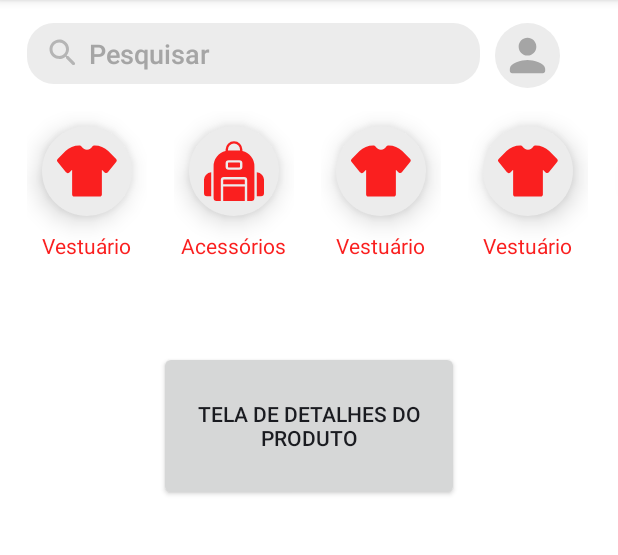
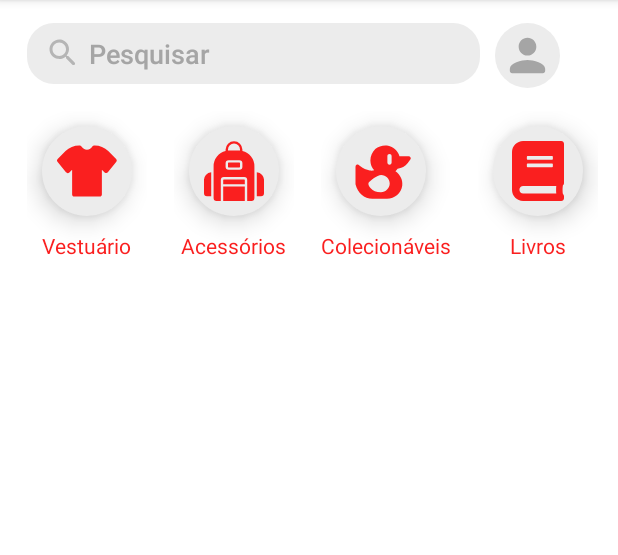
Before and after one commit to dixdixtech/AppAnicon, an Android app: the layout activity_main.xml on its own in the app's theme, with its tools: preview values and no code run, on a phone screen of 412 x 824 dp, the part 84-639 px from its top. Run offline under Robolectric (Android 15) with nearby library versions, the light colour scheme and no system bars.

Commit message:
Adicionando Categorias e consertando os erros

```diff
--- a/app/src/main/AndroidManifest.xml
+++ b/app/src/main/AndroidManifest.xml
@@ -21,12 +21,8 @@
             android:exported="false" />
         <activity
             android:name=".MainActivity"
-            android:exported="true">
-            <intent-filter>
-                <action android:name="android.intent.action.MAIN" />
+            android:exported="false">
 
-                <category android:name="android.intent.category.LAUNCHER" />
-            </intent-filter>
             <meta-data
                 android:name="android.app.lib_name"
                 android:value="" />
@@ -42,7 +38,13 @@
             android:exported="false" />
         <activity
             android:name=".SplashScreenActivity"
-            android:exported="false">
+            android:exported="true">
+
+            <intent-filter>
+                <action android:name="android.intent.action.MAIN" />
+
+                <category android:name="android.intent.category.LAUNCHER" />
+            </intent-filter>
 
         </activity>
     </application>
--- a/app/src/main/java/com/example/splashscreen/LoginActivity.java
+++ b/app/src/main/java/com/example/splashscreen/LoginActivity.java
@@ -35,10 +35,6 @@ public class LoginActivity extends AppCompatActivity {
     protected void onCreate(Bundle savedInstanceState) {
         super.onCreate(savedInstanceState);
         getSupportActionBar().hide();
-        requestWindowFeature(Window.FEATURE_NO_TITLE);
-        this.getWindow().setFlags(WindowManager.LayoutParams.FLAG_FULLSCREEN,WindowManager.LayoutParams.FLAG_FULLSCREEN);
-
-
         setContentView(R.layout.activity_login);
 
 
--- /dev/null
+++ b/app/src/main/res/drawable/colecionaveis.xml
@@ -0,0 +1,9 @@
+<vector xmlns:android="http://schemas.android.com/apk/res/android"
+    android:width="45dp"
+    android:height="45dp"
+    android:viewportWidth="32"
+    android:viewportHeight="32">
+  <path
+      android:fillColor="@color/red_primary"
+      android:pathData="M29.9,9.6C29.7,9.2 29.4,9 29,9h-4.3c-0.8,-2.6 -3.1,-4.6 -5.9,-5c-2,-0.2 -4,0.4 -5.5,1.7C11.9,7.1 11,9 11,11c0,1.8 0.7,3.4 1.8,4.7c-0.7,0.2 -1.4,0.2 -2.1,0.1c-1.6,-0.3 -3.1,-1 -4.4,-2l-0.8,-0.6c-0.3,-0.2 -0.7,-0.3 -1,-0.1C4.2,13.3 4,13.6 4,14v8c0,0.1 0,0.2 0,0.2c1.1,4.2 4,6.8 8,6.8h6.8c3.7,0 6.8,-2.7 7.2,-6.2c0.3,-2.7 -1,-5.2 -3.2,-6.7c0.4,-0.4 0.7,-0.7 1,-1.2c1.9,-0.2 3.6,-1.2 4.8,-2.7l1.2,-1.6C30,10.3 30.1,9.9 29.9,9.6zM16,26c-4.7,0 -5.9,-3.5 -5.9,-3.7c-0.1,-0.4 0,-0.8 0.3,-1.1c0.6,-0.5 3.7,-3.3 5.7,-3.3c2.2,0 4,1.8 4,4S18.2,26 16,26zM21,12c0,0.6 -0.4,1 -1,1s-1,-0.4 -1,-1V9c0,-0.6 0.4,-1 1,-1s1,0.4 1,1V12z"/>
+</vector>
--- /dev/null
+++ b/app/src/main/res/drawable/decoracoes.xml
@@ -0,0 +1,5 @@
+<vector android:height="45dp" android:viewportHeight="529.9"
+    android:viewportWidth="529.9" android:width="45dp" xmlns:android="http://schemas.android.com/apk/res/android">
+    <path android:fillColor="#FF000000" android:pathData="M21.42,444.53c14.28,14.28 31.5,21.42 51.68,21.42h365.45c20.18,0 37.4,-7.14 51.67,-21.42c14.27,-14.27 21.41,-31.5 21.41,-51.67H0C0,413.04 7.14,430.26 21.42,444.53z"/>
+    <path android:fillColor="#FF000000" android:pathData="M137.05,356.31h200.99c17.51,0 32.54,-6.28 45.11,-18.84c12.56,-12.56 18.84,-27.6 18.84,-45.11v-9.13h18.27c30.27,0 56.11,-10.7 77.52,-32.12c21.41,-21.41 32.12,-47.25 32.12,-77.51c0,-30.27 -10.71,-56.11 -32.12,-77.52c-21.41,-21.41 -47.25,-32.12 -77.52,-32.12H91.36c-4.95,0 -9.23,1.81 -12.85,5.42c-3.62,3.62 -5.42,7.9 -5.42,12.85v210.13c0,17.51 6.28,32.55 18.84,45.11C104.5,350.03 119.54,356.31 137.05,356.31zM401.99,118.78h18.27c15.23,0 28.17,5.33 38.83,15.99c10.66,10.66 15.99,23.6 15.99,38.83c0,15.22 -5.33,28.17 -15.99,38.83c-10.66,10.66 -23.6,15.99 -38.83,15.99h-18.27V118.78z"/>
+</vector>
--- /dev/null
+++ b/app/src/main/res/drawable/livros.xml
@@ -0,0 +1,4 @@
+<vector android:height="40dp" android:width="34.375dp" android:viewportHeight="512"
+    android:viewportWidth="448" xmlns:android="http://schemas.android.com/apk/res/android">
+    <path android:fillColor="@color/red_primary" android:pathData="M448,360L448,24c0,-13.3 -10.7,-24 -24,-24L96,0C43,0 0,43 0,96v320c0,53 43,96 96,96h328c13.3,0 24,-10.7 24,-24v-16c0,-7.5 -3.5,-14.3 -8.9,-18.7 -4.2,-15.4 -4.2,-59.3 0,-74.7 5.4,-4.3 8.9,-11.1 8.9,-18.6zM128,134c0,-3.3 2.7,-6 6,-6h212c3.3,0 6,2.7 6,6v20c0,3.3 -2.7,6 -6,6L134,160c-3.3,0 -6,-2.7 -6,-6v-20zM128,198c0,-3.3 2.7,-6 6,-6h212c3.3,0 6,2.7 6,6v20c0,3.3 -2.7,6 -6,6L134,224c-3.3,0 -6,-2.7 -6,-6v-20zM381.4,448L96,448c-17.7,0 -32,-14.3 -32,-32 0,-17.6 14.4,-32 32,-32h285.4c-1.9,17.1 -1.9,46.9 0,64z"/>
+</vector>
--- a/app/src/main/res/layout/activity_login.xml
+++ b/app/src/main/res/layout/activity_login.xml
@@ -8,22 +8,13 @@
     tools:context=".LoginActivity">
 
     <ImageView
-        android:id="@+id/bglogin"
-        android:layout_width="match_parent"
-        android:layout_height="wrap_content"
-
-        android:background="#00FFFFFF"
-        android:scaleType="centerCrop"
-        tools:srcCompat="@drawable/bglogin" />
-
-    <ImageView
         android:id="@+id/imageView"
         android:layout_width="200dp"
         android:layout_height="200dp"
+        android:layout_marginTop="16dp"
         app:layout_constraintEnd_toEndOf="parent"
         app:layout_constraintStart_toStartOf="parent"
         app:layout_constraintTop_toTopOf="parent"
-        app:layout_constraintBottom_toBottomOf="@+id/bglogin"
         app:srcCompat="@drawable/logoapp">
 
     </ImageView>
--- a/app/src/main/res/layout/activity_main.xml
+++ b/app/src/main/res/layout/activity_main.xml
@@ -82,7 +82,8 @@
                 android:layout_width="wrap_content"
                 android:layout_height="wrap_content"
                 android:layout_marginStart="18dp"
-                android:orientation="vertical">
+                android:orientation="vertical"
+                android:clickable="true">
 
                 <ImageButton
                     android:layout_width="60dp"
@@ -139,14 +140,14 @@
                     android:background="@drawable/circle_secondary"
                     android:elevation="10dp"
                     android:layout_margin="10dp"
-                    android:src="@drawable/ic_camisa" />
+                    android:src="@drawable/colecionaveis" />
 
                 <TextView
                     android:layout_width="wrap_content"
                     android:layout_height="wrap_content"
                     android:layout_gravity="center"
 
-                    android:text="@string/vestuario"
+                    android:text="@string/colecionaveis"
                     android:textColor="@color/red_primary" />
             </LinearLayout>
 
@@ -163,14 +164,14 @@
                     android:background="@drawable/circle_secondary"
                     android:elevation="10dp"
                     android:layout_margin="10dp"
-                    android:src="@drawable/ic_camisa" />
+                    android:src="@drawable/livros" />
 
                 <TextView
                     android:layout_width="wrap_content"
                     android:layout_height="wrap_content"
                     android:layout_gravity="center"
 
-                    android:text="@string/vestuario"
+                    android:text="@string/livros"
                     android:textColor="@color/red_primary" />
             </LinearLayout>
 
@@ -187,14 +188,14 @@
                     android:background="@drawable/circle_secondary"
                     android:elevation="10dp"
                     android:layout_margin="10dp"
-                    android:src="@drawable/ic_camisa" />
+                    android:src="@drawable/decoracoes" />
 
                 <TextView
                     android:layout_width="wrap_content"
                     android:layout_height="wrap_content"
                     android:layout_gravity="center"
 
-                    android:text="@string/vestuario"
+                    android:text="@string/decoracoes"
                     android:textColor="@color/red_primary" />
             </LinearLayout>
 
@@ -202,15 +203,5 @@
         </LinearLayout>
     </HorizontalScrollView>
 
-    <Button
-        android:layout_width="200dp"
-        android:layout_height="100dp"
-        android:text="Tela de detalhes do produto"
-        app:layout_constraintTop_toBottomOf="@id/horizontalScrollView"
-        app:layout_constraintStart_toStartOf="parent"
-        app:layout_constraintEnd_toEndOf="parent"
-        android:layout_marginTop="50dp"
-        />
-
 
 </androidx.constraintlayout.widget.ConstraintLayout>
--- a/app/src/main/res/values/strings.xml
+++ b/app/src/main/res/values/strings.xml
@@ -21,4 +21,7 @@
     <string name="nomedoproduto">Nomedoproduto</string>
     <string name="c_digo_do_produto">Código do Produto</string>
     <string name="c_digo">Código</string>
+    <string name="colecionaveis">Colecionáveis</string>
+    <string name="livros">Livros</string>
+    <string name="decoracoes">Decorações</string>
 </resources>
```
